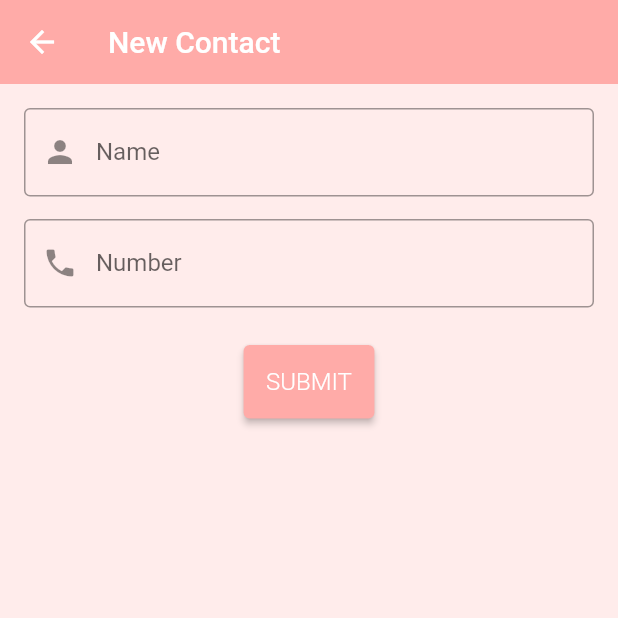
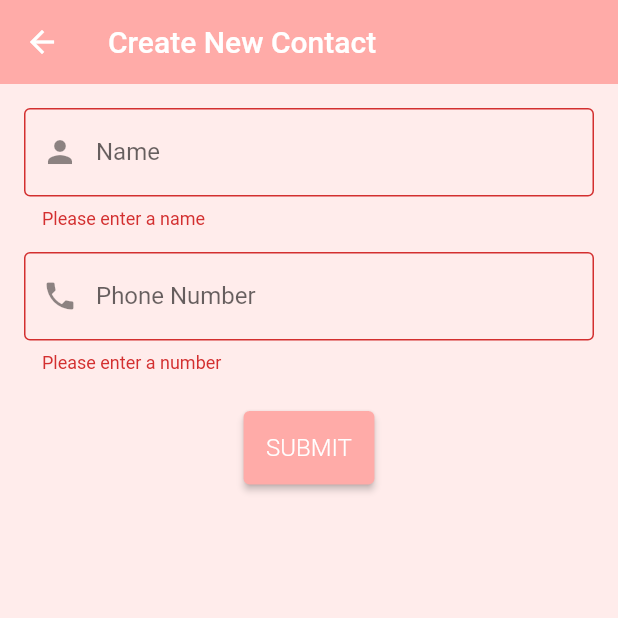
Before and after one commit to angelinefelicia/flutter_angeline-felicia, a Flutter app: the ContactItemScreen screen opened directly with empty values, after a tap on "SUBMIT", on a phone screen of 412 x 824 dp, the top half of it. Run offline on Flutter 3.47's test engine with Material 2 defaults, Android fonts, the phone set to English and light mode, and no system bars; our stand-ins replace badges, barcode_widget, timer_builder; missing offline and left inert: cupertino_list_tile.

Commit message:
Update praktikum section 17

```diff
--- a/17_Form Input Button/praktikum/alta_section17_praktikum/lib/screens/contact_item_screen.dart
+++ b/17_Form Input Button/praktikum/alta_section17_praktikum/lib/screens/contact_item_screen.dart
@@ -1,9 +1,6 @@
 import 'package:alta_section17_praktikum/models/contact_model.dart';
 import 'package:alta_section17_praktikum/screens/contact_screen.dart';
-import 'package:flutter/cupertino.dart';
 import 'package:flutter/material.dart';
-import 'package:flutter/src/foundation/key.dart';
-import 'package:flutter/src/widgets/framework.dart';
 
 class ContactItemScreen extends StatefulWidget {
   const ContactItemScreen({Key? key, required this.onCreate}) : super(key: key);
@@ -14,6 +11,8 @@ class ContactItemScreen extends StatefulWidget {
 }
 
 class _ContactItemScreenState extends State<ContactItemScreen> {
+  final formKey = GlobalKey<FormState>();
+
   final _contactNameController = TextEditingController();
   String _contactName = '';
 
@@ -47,7 +46,7 @@ class _ContactItemScreenState extends State<ContactItemScreen> {
     return Scaffold(
       backgroundColor: lightpink,
       appBar: AppBar(
-        title: const Text("New Contact", style: TextStyle(fontSize: 20)),
+        title: const Text("Create New Contact", style: TextStyle(fontSize: 20)),
         backgroundColor: darkpink,
         elevation: 0,
       ),
@@ -57,9 +56,13 @@ class _ContactItemScreenState extends State<ContactItemScreen> {
         decoration: BoxDecoration(
           border: Border.all(style: BorderStyle.none),
         ),
+        child: Form(
+            key: formKey,
             child: Column(
               children: [
                 TextFormField(
+                  validator: (String? value) =>
+                      value == '' ? "Please enter a name" : null,
                   controller: _contactNameController,
                   decoration: const InputDecoration(
                       labelText: 'Name',
@@ -70,9 +73,11 @@ class _ContactItemScreenState extends State<ContactItemScreen> {
                   height: 15,
                 ),
                 TextFormField(
+                  validator: (String? value) =>
+                      value == '' ? "Please enter a number" : null,
                   controller: _contactNumController,
                   decoration: const InputDecoration(
-                    labelText: 'Number',
+                      labelText: 'Phone Number',
                       prefixIcon: Icon(Icons.phone),
                       border: OutlineInputBorder()),
                 ),
@@ -82,19 +87,22 @@ class _ContactItemScreenState extends State<ContactItemScreen> {
                 ElevatedButton(
                     style: ElevatedButton.styleFrom(
                         primary: darkpink,
-                      padding:
-                          EdgeInsets.symmetric(horizontal: 15, vertical: 15),
-                      textStyle:
-                          TextStyle(fontSize: 16, fontWeight: FontWeight.w300)),
+                        padding: const EdgeInsets.symmetric(
+                            horizontal: 15, vertical: 15),
+                        textStyle: const TextStyle(
+                            fontSize: 16, fontWeight: FontWeight.w300)),
                     onPressed: () {
+                      if (formKey.currentState!.validate()) {
                         final contactItem = ContactModel(
                             name: _contactNameController.text,
                             num: _contactNumController.text);
                         widget.onCreate(contactItem);
+                      }
                     },
                     child: const Text("SUBMIT")),
               ],
             )),
+      ),
     );
   }
 }
--- a/17_Form Input Button/praktikum/alta_section17_praktikum/lib/screens/contact_list_screen.dart
+++ b/17_Form Input Button/praktikum/alta_section17_praktikum/lib/screens/contact_list_screen.dart
@@ -1,9 +1,6 @@
 import 'package:alta_section17_praktikum/components/contact_item_card.dart';
 import 'package:alta_section17_praktikum/models/contact_manager.dart';
-import 'package:flutter/cupertino.dart';
 import 'package:flutter/material.dart';
-import 'package:flutter/src/foundation/key.dart';
-import 'package:flutter/src/widgets/framework.dart';
 
 class ContactListScreen extends StatelessWidget {
   const ContactListScreen({Key? key, required this.manager}) : super(key: key);
--- a/17_Form Input Button/praktikum/alta_section17_praktikum/lib/screens/contact_screen.dart
+++ b/17_Form Input Button/praktikum/alta_section17_praktikum/lib/screens/contact_screen.dart
@@ -8,7 +8,7 @@ import 'contact_list_screen.dart';
 
 Color lightpink = const Color.fromARGB(255, 255, 236, 235);
 Color pink = const Color.fromARGB(255, 255, 200, 198);
-Color darkpink = Color.fromARGB(255, 255, 171, 168);
+Color darkpink = const Color.fromARGB(255, 255, 171, 168);
 
 class ContactScreen extends StatelessWidget {
   const ContactScreen({Key? key}) : super(key: key);
--- a/17_Form Input Button/praktikum/alta_section17_praktikum/lib/screens/empty_contact_screen.dart
+++ b/17_Form Input Button/praktikum/alta_section17_praktikum/lib/screens/empty_contact_screen.dart
@@ -1,6 +1,4 @@
 import 'package:flutter/cupertino.dart';
-import 'package:flutter/src/foundation/key.dart';
-import 'package:flutter/src/widgets/framework.dart';
 
 class EmptyContactScreen extends StatelessWidget {
   const EmptyContactScreen({Key? key}) : super(key: key);
```
Also changed, not shown: 1 other file. Lines whose indentation alone changed are shown as unchanged.
